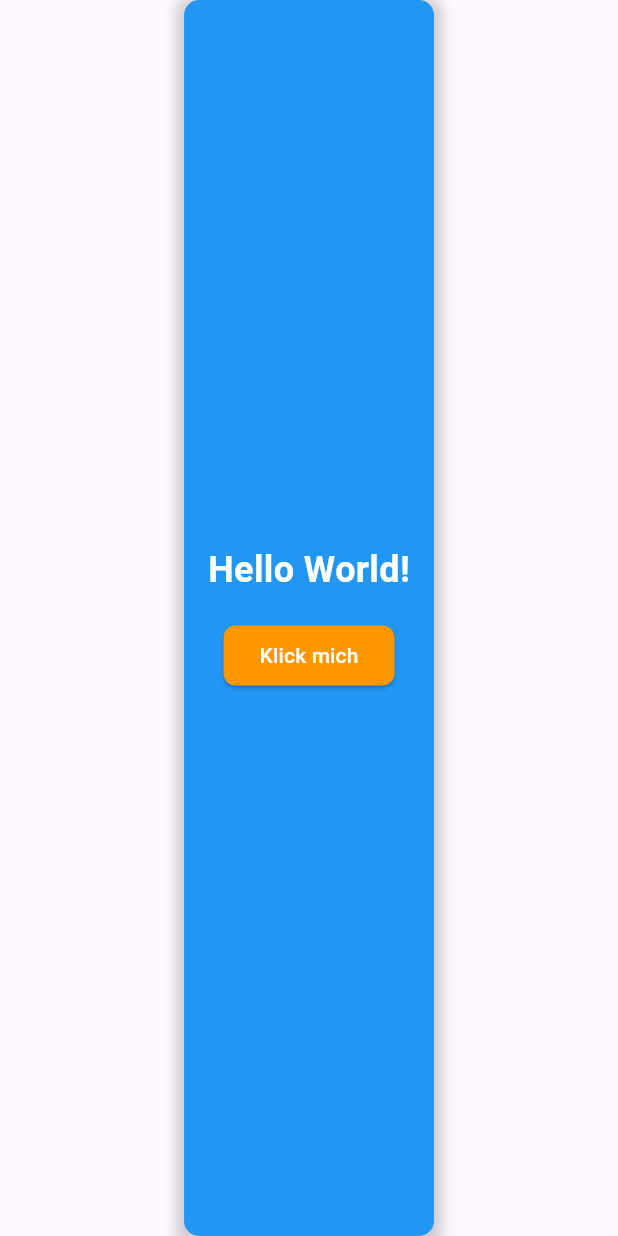
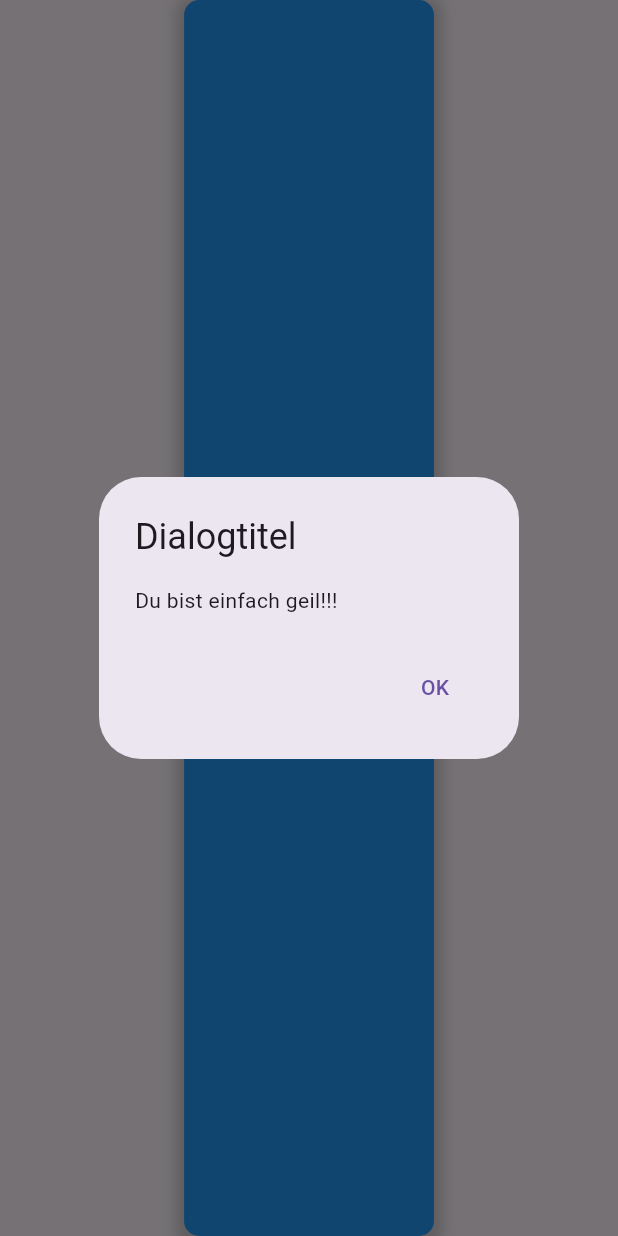
Before and after one commit to RaxoTheOne/git_wokrshop_1, a Flutter app: the screen it shows after launch, after a tap on "Klick mich", on a phone screen of 412 x 824 dp. Run offline on Flutter 3.47's test engine with Material 3 defaults, Android fonts, the phone set to English and light mode, and no system bars.

Commit message:
in onPressed: showDialog with good text added

```diff
--- a/lib/main.dart
+++ b/lib/main.dart
@@ -49,15 +49,15 @@ class CustomContainer extends StatelessWidget {
               fontWeight: FontWeight.bold,
             ),
           ),
-          const SizedBox(height: 16.0), // Abstand zwischen Text und ElevatedButton
+          const SizedBox(height: 16.0),
           ElevatedButton(
             onPressed: () {
-              // Aktion, die beim Drücken des Buttons ausgeführt wird
+              _showDialog(context); // Aufruf der Funktion zur Anzeige des Dialogs
             },
             style: ElevatedButton.styleFrom(
-              foregroundColor: Colors.white, backgroundColor: Colors.orange, // Textfarbe des Buttons
+              foregroundColor: Colors.white, backgroundColor: Colors.orange,
               shape: RoundedRectangleBorder(
-                borderRadius: BorderRadius.circular(8.0), // Abrundung der Button-Ecken
+                borderRadius: BorderRadius.circular(8.0),
               ),
             ),
             child: const Text('Klick mich'),
@@ -66,4 +66,25 @@ class CustomContainer extends StatelessWidget {
       ),
     );
   }
+
+  // Funktion zur Anzeige des Dialogs
+  Future<void> _showDialog(BuildContext context) async {
+    return showDialog<void>(
+      context: context,
+      builder: (BuildContext context) {
+        return AlertDialog(
+          title: const Text('Dialogtitel'),
+          content: const Text('Du bist einfach geil!!!'),
+          actions: [
+            TextButton(
+              onPressed: () {
+                Navigator.of(context).pop(); // Schließt den Dialog
+              },
+              child: const Text('OK'),
+            ),
+          ],
+        );
+      },
+    );
+  }
 }
```
